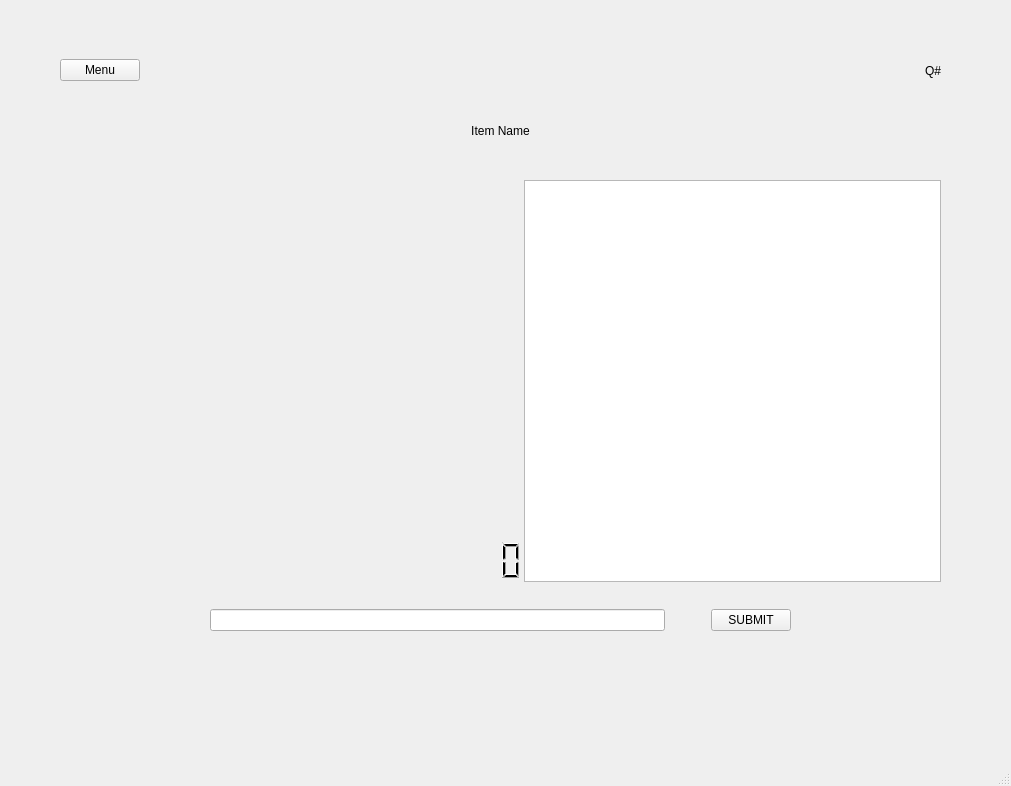
Above: window.ui from dubliyu/triviagame before the change. Below: the same form after it.
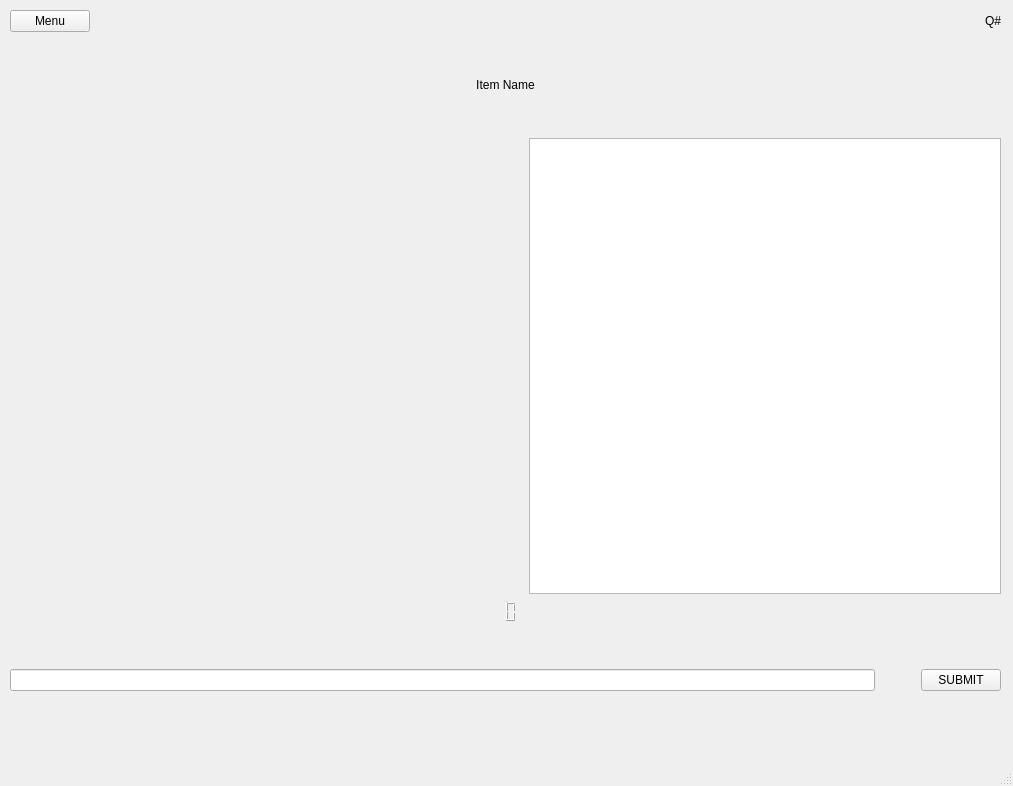
That is the form after the change. The open tabs and pages were chosen to show the change.

```diff
--- a/window.ui
+++ b/window.ui
@@ -6,7 +6,7 @@
    <rect>
     <x>0</x>
     <y>0</y>
-    <width>1011</width>
+    <width>1013</width>
     <height>786</height>
    </rect>
   </property>
@@ -24,17 +24,23 @@
     <bool>true</bool>
    </property>
    <property name="autoFillBackground">
-    <bool>true</bool>
+    <bool>false</bool>
    </property>
    <widget class="QStackedWidget" name="stackedWidget">
     <property name="geometry">
      <rect>
-      <x>60</x>
-      <y>30</y>
-      <width>891</width>
-      <height>691</height>
+      <x>0</x>
+      <y>0</y>
+      <width>1011</width>
+      <height>741</height>
      </rect>
     </property>
+    <property name="sizePolicy">
+     <sizepolicy hsizetype="Expanding" vsizetype="Expanding">
+      <horstretch>0</horstretch>
+      <verstretch>0</verstretch>
+     </sizepolicy>
+    </property>
     <property name="currentIndex">
      <number>11</number>
     </property>
@@ -682,12 +688,99 @@
      <widget class="QWidget" name="horizontalLayoutWidget">
       <property name="geometry">
        <rect>
-        <x>0</x>
-        <y>150</y>
-        <width>881</width>
-        <height>402</height>
+        <x>10</x>
+        <y>10</y>
+        <width>991</width>
+        <height>721</height>
        </rect>
       </property>
+      <layout class="QVBoxLayout" name="verticalLayout_14">
+       <item>
+        <layout class="QHBoxLayout" name="horizontalLayout_6">
+         <item>
+          <widget class="QPushButton" name="pushButton_10">
+           <property name="text">
+            <string>Menu</string>
+           </property>
+          </widget>
+         </item>
+         <item>
+          <spacer name="horizontalSpacer_4">
+           <property name="orientation">
+            <enum>Qt::Horizontal</enum>
+           </property>
+           <property name="sizeHint" stdset="0">
+            <size>
+             <width>40</width>
+             <height>20</height>
+            </size>
+           </property>
+          </spacer>
+         </item>
+         <item>
+          <widget class="QLabel" name="label_3">
+           <property name="text">
+            <string>Q#</string>
+           </property>
+           <property name="alignment">
+            <set>Qt::AlignCenter</set>
+           </property>
+          </widget>
+         </item>
+        </layout>
+       </item>
+       <item>
+        <spacer name="verticalSpacer_31">
+         <property name="orientation">
+          <enum>Qt::Vertical</enum>
+         </property>
+         <property name="sizeType">
+          <enum>QSizePolicy::Fixed</enum>
+         </property>
+         <property name="sizeHint" stdset="0">
+          <size>
+           <width>20</width>
+           <height>40</height>
+          </size>
+         </property>
+        </spacer>
+       </item>
+       <item>
+        <widget class="QLabel" name="label_2">
+         <property name="styleSheet">
+          <string notr="true">font: 18pt &quot;MS Shell Dlg 2&quot;;</string>
+         </property>
+         <property name="text">
+          <string>Item Name</string>
+         </property>
+         <property name="textFormat">
+          <enum>Qt::AutoText</enum>
+         </property>
+         <property name="scaledContents">
+          <bool>false</bool>
+         </property>
+         <property name="alignment">
+          <set>Qt::AlignCenter</set>
+         </property>
+        </widget>
+       </item>
+       <item>
+        <spacer name="verticalSpacer_32">
+         <property name="orientation">
+          <enum>Qt::Vertical</enum>
+         </property>
+         <property name="sizeType">
+          <enum>QSizePolicy::Fixed</enum>
+         </property>
+         <property name="sizeHint" stdset="0">
+          <size>
+           <width>20</width>
+           <height>40</height>
+          </size>
+         </property>
+        </spacer>
+       </item>
+       <item>
       <layout class="QHBoxLayout" name="horizontalLayout_3">
        <item>
         <widget class="QLabel" name="label_product_image">
@@ -747,96 +840,9 @@
         </widget>
        </item>
       </layout>
-     </widget>
-     <widget class="QWidget" name="horizontalLayoutWidget_2">
-      <property name="geometry">
-       <rect>
-        <x>150</x>
-        <y>550</y>
-        <width>581</width>
-        <height>80</height>
-       </rect>
-      </property>
-      <layout class="QHBoxLayout" name="horizontalLayout_5">
-       <item>
-        <widget class="QLineEdit" name="lineEdit_6"/>
        </item>
        <item>
-        <spacer name="horizontalSpacer_3">
-         <property name="orientation">
-          <enum>Qt::Horizontal</enum>
-         </property>
-         <property name="sizeType">
-          <enum>QSizePolicy::Minimum</enum>
-         </property>
-         <property name="sizeHint" stdset="0">
-          <size>
-           <width>40</width>
-           <height>20</height>
-          </size>
-         </property>
-        </spacer>
-       </item>
-       <item>
-        <widget class="QPushButton" name="pushButton_9">
-         <property name="text">
-          <string>SUBMIT</string>
-         </property>
-        </widget>
-       </item>
-      </layout>
-     </widget>
-     <widget class="QWidget" name="horizontalLayoutWidget_3">
-      <property name="geometry">
-       <rect>
-        <x>0</x>
-        <y>20</y>
-        <width>881</width>
-        <height>41</height>
-       </rect>
-      </property>
-      <layout class="QHBoxLayout" name="horizontalLayout_6">
-       <item>
-        <widget class="QPushButton" name="pushButton_10">
-         <property name="text">
-          <string>Menu</string>
-         </property>
-        </widget>
-       </item>
-       <item>
-        <spacer name="horizontalSpacer_4">
-         <property name="orientation">
-          <enum>Qt::Horizontal</enum>
-         </property>
-         <property name="sizeHint" stdset="0">
-          <size>
-           <width>40</width>
-           <height>20</height>
-          </size>
-         </property>
-        </spacer>
-       </item>
-       <item>
-        <widget class="QLabel" name="label_3">
-         <property name="text">
-          <string>Q#</string>
-         </property>
-         <property name="alignment">
-          <set>Qt::AlignCenter</set>
-         </property>
-        </widget>
-       </item>
-      </layout>
-     </widget>
      <widget class="QLCDNumber" name="lcdNumber">
-      <property name="geometry">
-       <rect>
-        <x>370</x>
-        <y>510</y>
-        <width>141</width>
-        <height>41</height>
-       </rect>
-      </property>
       <property name="sizePolicy">
        <sizepolicy hsizetype="Minimum" vsizetype="Minimum">
         <horstretch>0</horstretch>
@@ -853,27 +859,70 @@
        <number>2</number>
       </property>
      </widget>
-     <widget class="QLabel" name="label_2">
-      <property name="geometry">
-       <rect>
-        <x>240</x>
-        <y>70</y>
-        <width>401</width>
-        <height>61</height>
-       </rect>
-      </property>
+       </item>
+       <item>
+        <spacer name="verticalSpacer_33">
+         <property name="orientation">
+          <enum>Qt::Vertical</enum>
+         </property>
+         <property name="sizeType">
+          <enum>QSizePolicy::Fixed</enum>
+         </property>
+         <property name="sizeHint" stdset="0">
+          <size>
+           <width>20</width>
+           <height>40</height>
+          </size>
+         </property>
+        </spacer>
+       </item>
+       <item>
+        <layout class="QHBoxLayout" name="horizontalLayout_5">
+         <item>
+          <widget class="QLineEdit" name="lineEdit_6"/>
+         </item>
+         <item>
+          <spacer name="horizontalSpacer_3">
+           <property name="orientation">
+            <enum>Qt::Horizontal</enum>
+           </property>
+           <property name="sizeType">
+            <enum>QSizePolicy::Minimum</enum>
+           </property>
+           <property name="sizeHint" stdset="0">
+            <size>
+             <width>40</width>
+             <height>20</height>
+            </size>
+           </property>
+          </spacer>
+         </item>
+         <item>
+          <widget class="QPushButton" name="pushButton_9">
       <property name="text">
-       <string>Item Name</string>
-      </property>
-      <property name="textFormat">
-       <enum>Qt::AutoText</enum>
-      </property>
-      <property name="scaledContents">
-       <bool>false</bool>
-      </property>
-      <property name="alignment">
-       <set>Qt::AlignCenter</set>
-      </property>
+            <string>SUBMIT</string>
+           </property>
+          </widget>
+         </item>
+        </layout>
+       </item>
+       <item>
+        <spacer name="verticalSpacer_34">
+         <property name="orientation">
+          <enum>Qt::Vertical</enum>
+         </property>
+         <property name="sizeType">
+          <enum>QSizePolicy::Minimum</enum>
+         </property>
+         <property name="sizeHint" stdset="0">
+          <size>
+           <width>20</width>
+           <height>40</height>
+          </size>
+         </property>
+        </spacer>
+       </item>
+      </layout>
      </widget>
     </widget>
     <widget class="QWidget" name="page_7">
```
Left out of the diff: 485 changed lines with no effect on the pictures. Lines whose indentation alone changed are shown as unchanged.
